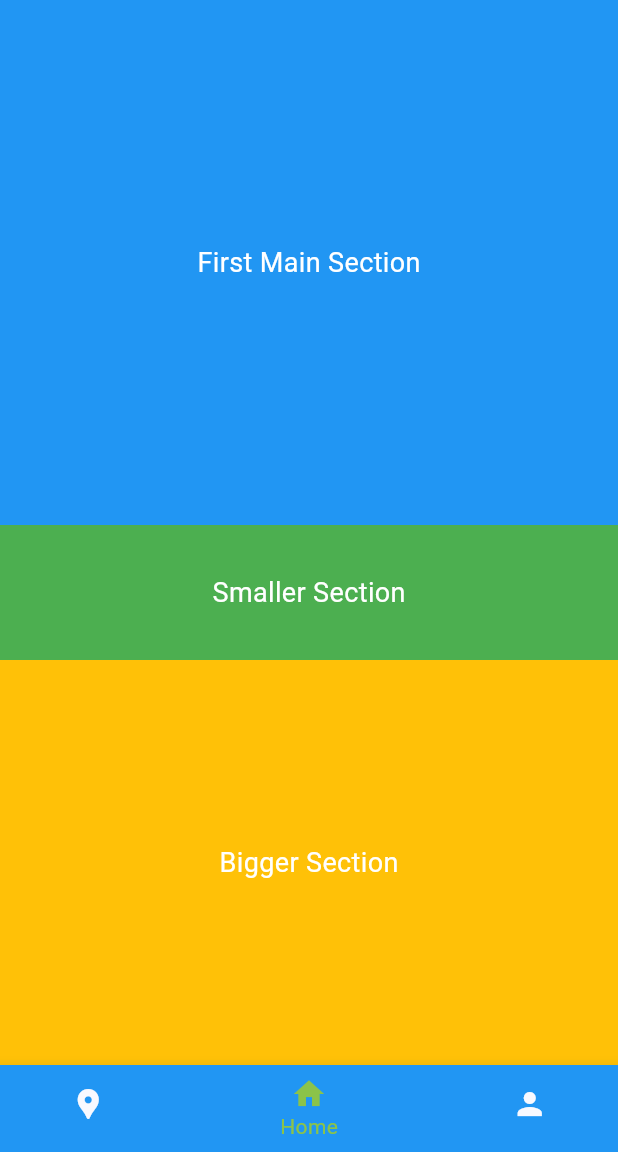
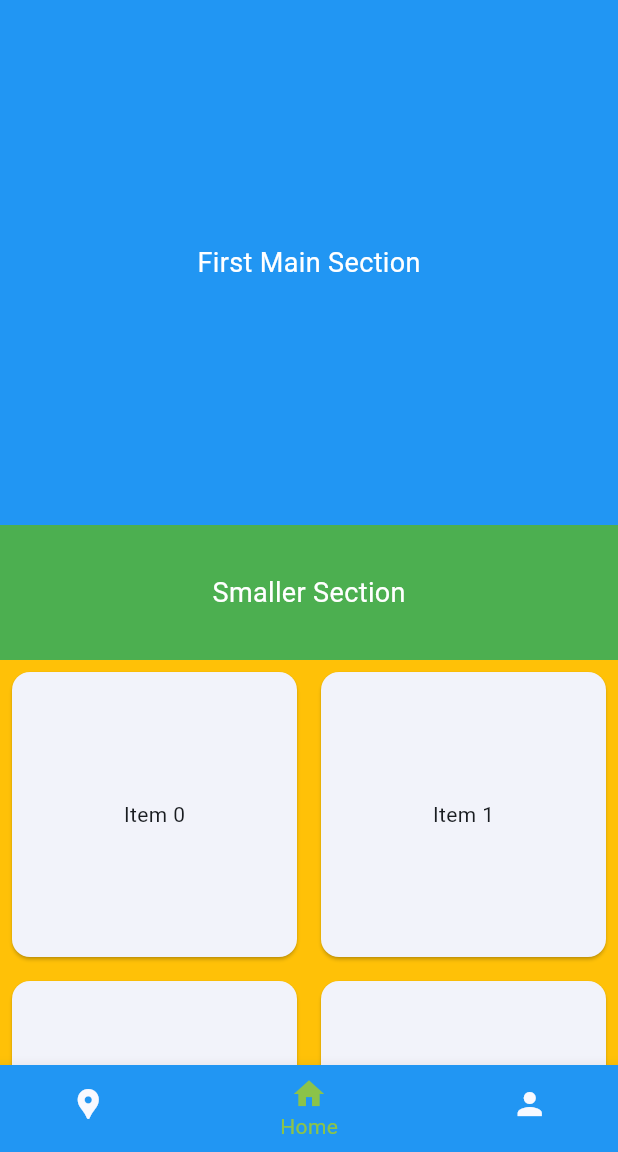
Before and after one commit to EfrenDaMo/atoyatltracker, a Flutter app: the screen it shows after launch, on a phone screen of 412 x 824 dp, the part 84-1236 px from its top. Run offline on Flutter 3.47's test engine with Material 2 defaults, Android fonts, the phone set to English and light mode, and no system bars.

Commit message:
Started work on data section

```diff
--- a/lib/main.dart
+++ b/lib/main.dart
@@ -30,7 +30,7 @@ class MyHomePage extends StatefulWidget {
 }
 
 Widget _buildPopupDialog(BuildContext context) {
-  return  const AlertDialog(
+  return const AlertDialog(
     title: Text('Popup example'),
     content: Column(
       mainAxisSize: MainAxisSize.min,
@@ -56,6 +56,22 @@ class LocationPage extends StatelessWidget {
   }
 }
 
+class GridItem extends StatelessWidget {
+  final int index;
+
+  GridItem({required this.index});
+
+  @override
+  Widget build(BuildContext context) {
+    return Card(
+      margin: EdgeInsets.all(8.0),
+      child: Center(
+        child: Text('Item $index'),
+      ),
+    );
+  }
+}
+
 class HomePage extends StatelessWidget {
   const HomePage({super.key});
 
@@ -63,7 +79,7 @@ class HomePage extends StatelessWidget {
   Widget build(BuildContext context) {
     return Scaffold(
       body: Column(
-        children: <Widget> [
+        children: <Widget>[
           Container(
             height: 350,
             color: Colors.blue,
@@ -74,10 +90,9 @@ class HomePage extends StatelessWidget {
               ),
             ),
           ),
-
           Expanded(
             child: Column(
-              children: <Widget> [
+              children: <Widget>[
                 Expanded(
                   flex: 1,
                   child: Container(
@@ -90,16 +105,18 @@ class HomePage extends StatelessWidget {
                     ),
                   ),
                 ),
-
                 Expanded(
                   flex: 3,
                   child: Container(
                     color: Colors.amber,
-                    child: const Center(
-                      child: Text(
-                        'Bigger Section',
-                        style: TextStyle(fontSize: 18, color: Colors.white),
+                    child: GridView.builder(
+                      gridDelegate: SliverGridDelegateWithFixedCrossAxisCount(
+                        crossAxisCount: 2, // Number of columns
                       ),
+                      itemBuilder: (context, index) {
+                        return GridItem(index: index);
+                      },
+                      itemCount: 6,
                     ),
                   ),
                 ),
@@ -129,7 +146,7 @@ class ProfilePage extends StatelessWidget {
 class _MyHomePageState extends State<MyHomePage> {
   int _selectedIndex = 1;
 
-  static  final List<Widget> _widgetOptions = <Widget>[
+  static final List<Widget> _widgetOptions = <Widget>[
     const LocationPage(),
     const HomePage(),
     const ProfilePage(),
```
